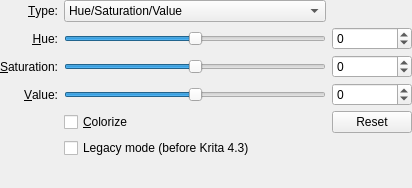
The window that plugins/filters/colorsfilters/wdg_hsv_adjustment.ui (KDE/krita) describes before a commit, drawn with Qt 5.
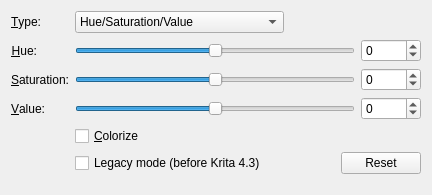
The same window after the commit. Custom widgets are drawn as their Qt base class.

What changed in the file:
```diff
--- a/plugins/filters/colorsfilters/wdg_hsv_adjustment.ui
+++ b/plugins/filters/colorsfilters/wdg_hsv_adjustment.ui
@@ -10,28 +10,13 @@
    <rect>
     <x>0</x>
     <y>0</y>
-    <width>412</width>
-    <height>188</height>
+    <width>432</width>
+    <height>195</height>
    </rect>
   </property>
-  <layout class="QGridLayout">
-   <property name="leftMargin">
-    <number>0</number>
-   </property>
-   <property name="topMargin">
-    <number>0</number>
-   </property>
-   <property name="rightMargin">
-    <number>0</number>
-   </property>
-   <property name="bottomMargin">
-    <number>0</number>
-   </property>
-   <property name="verticalSpacing">
-    <number>5</number>
-   </property>
-   <item colspan="2" column="0" row="13">
-    <spacer>
+  <layout class="QFormLayout" name="formLayout_2">
+   <item row="1" column="0">
+    <spacer name="verticalSpacer">
      <property name="orientation">
       <enum>Qt::Vertical</enum>
      </property>
@@ -43,8 +28,10 @@
      </property>
     </spacer>
    </item>
-   <item column="0" row="0">
-    <widget class="QLabel" name="lblType">
+   <item row="0" column="0" colspan="2">
+    <layout class="QFormLayout" name="formLayout">
+     <item row="1" column="0">
+      <widget class="QLabel" name="typeLabel">
      <property name="text">
       <string>&amp;Type:</string>
      </property>
@@ -56,15 +43,14 @@
      </property>
     </widget>
    </item>
-   <item column="1" row="9">
-    <widget class="QCheckBox" name="chkColorize">
-     <property name="text">
-      <string>&amp;Colorize</string>
-     </property>
-    </widget>
-   </item>
-   <item column="1" row="0">
+     <item row="1" column="1">
     <widget class="QComboBox" name="cmbType">
+       <property name="sizePolicy">
+        <sizepolicy hsizetype="Fixed" vsizetype="Fixed">
+         <horstretch>0</horstretch>
+         <verstretch>0</verstretch>
+        </sizepolicy>
+       </property>
      <property name="currentIndex">
       <number>0</number>
      </property>
@@ -95,72 +81,72 @@
      </item>
     </widget>
    </item>
-   <item column="1" row="2">
-    <widget class="QSlider" name="hueSlider">
-     <property name="minimum">
-      <number>-180</number>
-     </property>
-     <property name="maximum">
-      <number>180</number>
-     </property>
-     <property name="orientation">
-      <enum>Qt::Horizontal</enum>
-     </property>
-    </widget>
-   </item>
-   <item column="2" row="4">
-    <widget class="KisIntParseSpinBox" name="saturationSpinBox">
-     <property name="minimum">
-      <number>-100</number>
-     </property>
-     <property name="maximum">
-      <number>100</number>
-     </property>
-    </widget>
-   </item>
-   <item column="0" row="5">
-    <widget class="QLabel" name="label_3">
+     <item row="2" column="0">
+      <widget class="QLabel" name="hLabel">
+       <property name="sizePolicy">
+        <sizepolicy hsizetype="Preferred" vsizetype="Preferred">
+         <horstretch>0</horstretch>
+         <verstretch>0</verstretch>
+        </sizepolicy>
+       </property>
      <property name="text">
-      <string>&amp;Value:</string>
+        <string>&amp;Hue:</string>
      </property>
      <property name="alignment">
       <set>Qt::AlignRight|Qt::AlignTrailing|Qt::AlignVCenter</set>
      </property>
      <property name="buddy">
-      <cstring>valueSlider</cstring>
+        <cstring>hSlider</cstring>
      </property>
     </widget>
    </item>
-   <item column="1" row="4">
-    <widget class="QSlider" name="saturationSlider">
+     <item row="2" column="1">
+      <layout class="QHBoxLayout" name="hueLayout">
+       <item>
+        <widget class="QSlider" name="hSlider">
+         <property name="sizePolicy">
+          <sizepolicy hsizetype="Expanding" vsizetype="Minimum">
+           <horstretch>0</horstretch>
+           <verstretch>0</verstretch>
+          </sizepolicy>
+         </property>
      <property name="minimum">
-      <number>-100</number>
+          <number>-180</number>
      </property>
      <property name="maximum">
-      <number>100</number>
-     </property>
-     <property name="value">
-      <number>0</number>
-     </property>
-     <property name="tracking">
-      <bool>true</bool>
+          <number>180</number>
      </property>
      <property name="orientation">
       <enum>Qt::Horizontal</enum>
      </property>
-     <property name="invertedAppearance">
-      <bool>false</bool>
-     </property>
-     <property name="invertedControls">
-      <bool>false</bool>
-     </property>
-     <property name="tickPosition">
-      <enum>QSlider::NoTicks</enum>
-     </property>
-    </widget>
-   </item>
-   <item column="0" row="4">
-    <widget class="QLabel" name="label_2">
+        </widget>
+       </item>
+       <item>
+        <widget class="KisIntParseSpinBox" name="hSpinBox">
+         <property name="minimumSize">
+          <size>
+           <width>60</width>
+           <height>0</height>
+          </size>
+         </property>
+         <property name="maximumSize">
+          <size>
+           <width>60</width>
+           <height>16777215</height>
+          </size>
+         </property>
+         <property name="minimum">
+          <number>-180</number>
+         </property>
+         <property name="maximum">
+          <number>180</number>
+         </property>
+        </widget>
+       </item>
+      </layout>
+     </item>
+     <item row="3" column="0">
+      <widget class="QLabel" name="sLabel">
      <property name="sizePolicy">
       <sizepolicy hsizetype="Preferred" vsizetype="Preferred">
        <horstretch>0</horstretch>
@@ -177,31 +163,81 @@
       <set>Qt::AlignRight|Qt::AlignTrailing|Qt::AlignVCenter</set>
      </property>
      <property name="buddy">
-      <cstring>saturationSlider</cstring>
+        <cstring>sSlider</cstring>
      </property>
     </widget>
    </item>
-   <item column="0" row="2">
-    <widget class="QLabel" name="label">
+     <item row="3" column="1">
+      <layout class="QHBoxLayout" name="saturationLayout">
+       <item>
+        <widget class="QSlider" name="sSlider">
      <property name="sizePolicy">
-      <sizepolicy hsizetype="Preferred" vsizetype="Preferred">
+          <sizepolicy hsizetype="Expanding" vsizetype="Minimum">
        <horstretch>0</horstretch>
        <verstretch>0</verstretch>
       </sizepolicy>
      </property>
+         <property name="minimum">
+          <number>-100</number>
+         </property>
+         <property name="maximum">
+          <number>100</number>
+         </property>
+         <property name="value">
+          <number>0</number>
+         </property>
+         <property name="orientation">
+          <enum>Qt::Horizontal</enum>
+         </property>
+        </widget>
+       </item>
+       <item>
+        <widget class="KisIntParseSpinBox" name="sSpinBox">
+         <property name="minimumSize">
+          <size>
+           <width>60</width>
+           <height>0</height>
+          </size>
+         </property>
+         <property name="maximumSize">
+          <size>
+           <width>60</width>
+           <height>16777215</height>
+          </size>
+         </property>
+         <property name="minimum">
+          <number>-100</number>
+         </property>
+         <property name="maximum">
+          <number>100</number>
+         </property>
+        </widget>
+       </item>
+      </layout>
+     </item>
+     <item row="4" column="0">
+      <widget class="QLabel" name="vLabel">
      <property name="text">
-      <string>&amp;Hue:</string>
+        <string>&amp;Value:</string>
      </property>
      <property name="alignment">
       <set>Qt::AlignRight|Qt::AlignTrailing|Qt::AlignVCenter</set>
      </property>
      <property name="buddy">
-      <cstring>hueSlider</cstring>
+        <cstring>vSlider</cstring>
      </property>
     </widget>
    </item>
-   <item column="1" row="5">
-    <widget class="QSlider" name="valueSlider">
+     <item row="4" column="1">
+      <layout class="QHBoxLayout" name="valueLayout">
+       <item>
+        <widget class="QSlider" name="vSlider">
+         <property name="sizePolicy">
+          <sizepolicy hsizetype="Expanding" vsizetype="Minimum">
+           <horstretch>0</horstretch>
+           <verstretch>0</verstretch>
+          </sizepolicy>
+         </property>
      <property name="minimum">
       <number>-100</number>
      </property>
@@ -213,8 +249,20 @@
      </property>
     </widget>
    </item>
-   <item column="2" row="5">
-    <widget class="KisIntParseSpinBox" name="valueSpinBox">
+       <item>
+        <widget class="KisIntParseSpinBox" name="vSpinBox">
+         <property name="minimumSize">
+          <size>
+           <width>60</width>
+           <height>0</height>
+          </size>
+         </property>
+         <property name="maximumSize">
+          <size>
+           <width>60</width>
+           <height>16777215</height>
+          </size>
+         </property>
      <property name="minimum">
       <number>-100</number>
      </property>
@@ -223,30 +271,77 @@
      </property>
     </widget>
    </item>
-   <item column="2" row="2">
-    <widget class="KisIntParseSpinBox" name="hueSpinBox">
-     <property name="minimum">
-      <number>-180</number>
-     </property>
-     <property name="maximum">
-      <number>180</number>
-     </property>
-    </widget>
-   </item>
-   <item column="2" row="9">
-    <widget class="QPushButton" name="reset">
+      </layout>
+     </item>
+     <item row="5" column="1">
+      <layout class="QHBoxLayout" name="colorizeLayout">
+       <item>
+        <widget class="QCheckBox" name="chkColorize">
      <property name="text">
-      <string>Reset</string>
+          <string>&amp;Colorize</string>
      </property>
     </widget>
    </item>
-   <item column="1" row="10">
+       <item>
+        <spacer name="horizontalSpacer_2">
+         <property name="orientation">
+          <enum>Qt::Horizontal</enum>
+         </property>
+         <property name="sizeHint" stdset="0">
+          <size>
+           <width>40</width>
+           <height>20</height>
+          </size>
+         </property>
+        </spacer>
+       </item>
+      </layout>
+     </item>
+     <item row="6" column="1">
+      <layout class="QHBoxLayout" name="resetLayout">
+       <item>
     <widget class="QCheckBox" name="chkCompatibilityMode">
      <property name="text">
       <string>Legacy mode (before Krita 4.3)</string>
      </property>
     </widget>
    </item>
+       <item>
+        <spacer name="horizontalSpacer">
+         <property name="orientation">
+          <enum>Qt::Horizontal</enum>
+         </property>
+         <property name="sizeHint" stdset="0">
+          <size>
+           <width>40</width>
+           <height>20</height>
+          </size>
+         </property>
+        </spacer>
+       </item>
+       <item>
+        <widget class="QPushButton" name="reset">
+         <property name="minimumSize">
+          <size>
+           <width>80</width>
+           <height>0</height>
+          </size>
+         </property>
+         <property name="maximumSize">
+          <size>
+           <width>80</width>
+           <height>16777215</height>
+          </size>
+         </property>
+         <property name="text">
+          <string>Reset</string>
+         </property>
+        </widget>
+       </item>
+      </layout>
+     </item>
+    </layout>
+   </item>
   </layout>
  </widget>
  <customwidgets>
```
Left out of the diff: 14 changed lines with no effect on the pictures. Lines whose indentation alone changed are shown as unchanged.
